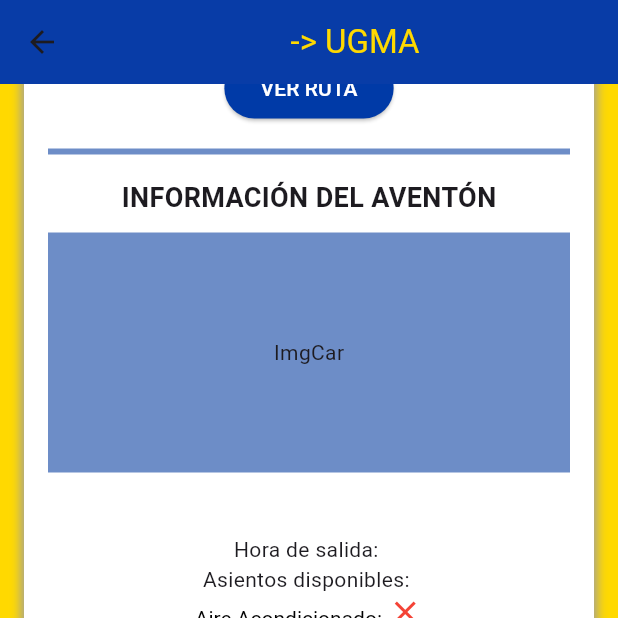
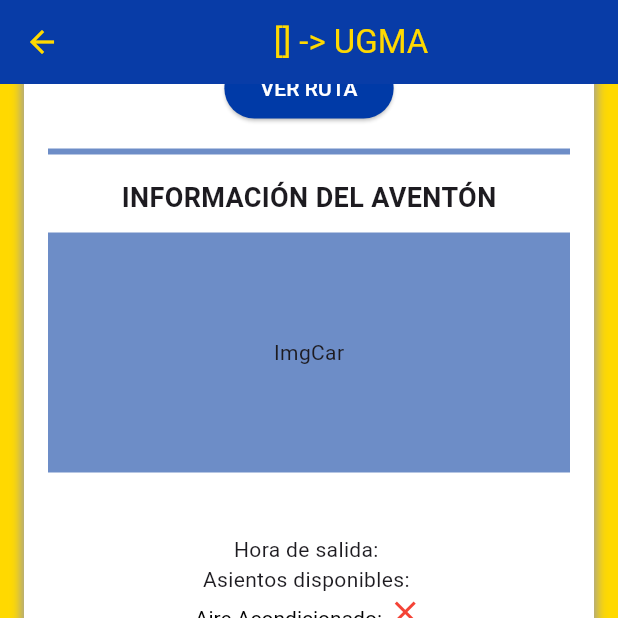
Before and after one commit to JoseL2119/ugmaventon-, a Flutter app: the InfoTravel screen opened by its route, scrolled down 313 dp, on a phone screen of 412 x 824 dp, the top half of it. Run offline on Flutter 3.47's test engine with Material 3 defaults, Android fonts, the phone set to English and light mode, and no system bars; our stand-ins replace cloud_firestore, firebase_auth, firebase_core, flutter_hooks, image_picker; missing offline and left inert: flutter_osm_interface, flutter_osm_plugin, pointer_interceptor; accounts and stored records are empty.

Commit message:
Trabajo terminado :shipit:

```diff
--- a/lib/pages/info_travel.dart
+++ b/lib/pages/info_travel.dart
@@ -63,13 +63,23 @@ class _InfoTravelPageState extends State<InfoTravel> {
           resizeToAvoidBottomInset: true,
           backgroundColor: const Color(0xFFFFD900),
           appBar: AppBar(
+            automaticallyImplyLeading: false, //NO boton volver
             title: Center(
               child: Text(
-                "${data['Punto_Partida'] ?? 'N/A'} -> ${"UGMA"}",
+                (data['Punto_Partida'] == 'ugma')
+                    ? 'UGMA -> ${data['Referencias']}'
+                    : '${data['Referencias'] ?? 'N/A'} -> UGMA',
                 style: TextStyle(color: Color(0xFFFFD900)),
               ),
             ),
             backgroundColor: const Color(0xFF003AA7),
+            leading: IconButton(
+              icon: Icon(Icons.arrow_back),
+              color: Color(0xFFFFD900),
+              onPressed: () {
+                Navigator.pushNamed(context, '/Select_Travel');
+              },
+            ),
           ),
           body: SingleChildScrollView(
             padding: const EdgeInsets.all(16.0),
```
